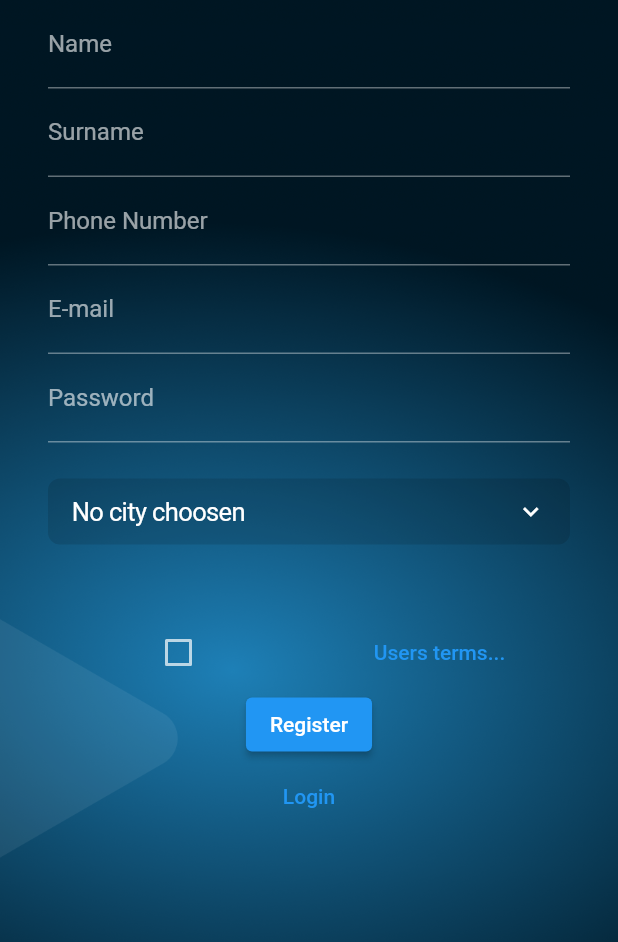
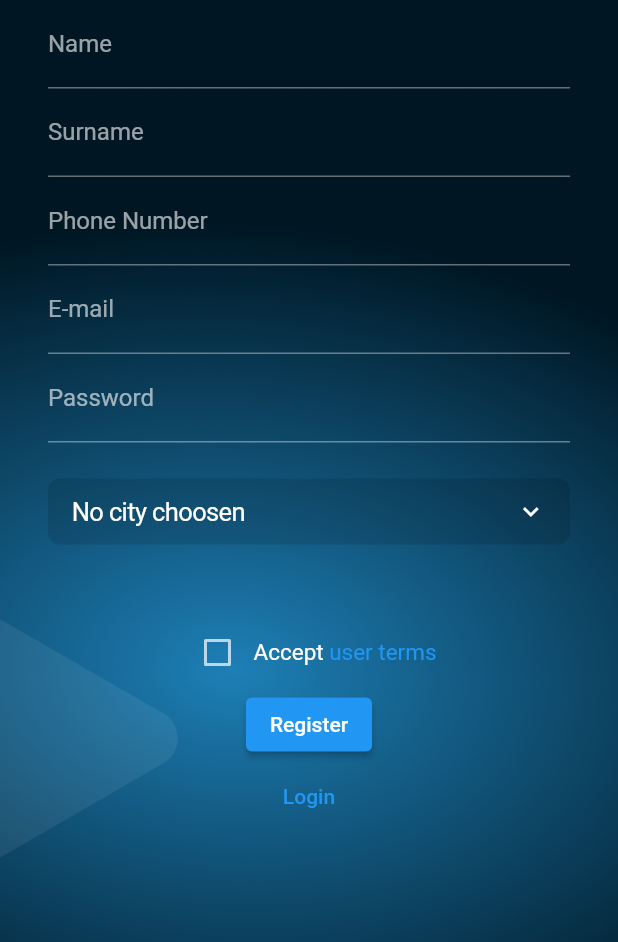
Before and after one commit to Covariancee/sertanV2, a Flutter app: the screen it shows after launch, after a tap on "Register", on a phone screen of 412 x 824 dp, the part 294-1236 px from its top. Run offline on Flutter 3.47's test engine with Material 2 defaults, Android fonts, the phone set to English and light mode, and no system bars; our stand-ins replace mask_text_input_formatter.

Commit message:
register controller edited && rich text added

```diff
--- a/lib/controller/function_controller.dart
+++ b/lib/controller/function_controller.dart
@@ -33,9 +33,8 @@ class FunctionProvider {
                     onPressed: () {
                       confirmFunc(value);
                       Navigator.of(context).pop();
-                      // cityProvider.setSelectedCity = cities[value];
 
-                      // cityProvider.setSelectedDistrict = districts[cityProvider.selectedCity]![value];
+
                     },
                     child: const Text("Confirm"),
                   )
--- a/lib/pages/register_page.dart
+++ b/lib/pages/register_page.dart
@@ -1,4 +1,5 @@
 import 'package:flutter/cupertino.dart';
+import 'package:flutter/gestures.dart';
 import 'package:flutter/material.dart';
 import 'package:provider/provider.dart';
 import 'package:sertan/city_and_district_list.dart';
@@ -76,15 +77,7 @@ class _RegisterPageViewState extends State<RegisterPageView> {
                             color: Colors.black12,
                             onPressed: () => FunctionProvider(
                               context: context,
-                              pickerText:
-                                  List<Widget>.generate(cities.length, (index) {
-                                return Center(
-                                  child: Text(
-                                    cities[index],
-                                    style: const TextStyle(fontSize: 20),
-                                  ),
-                                );
-                              }),
+                              pickerText: ListGenerate().GenerateList(cities),
                               confirmFunc: (value) {
                                 cityProvider.setSelectedCity = cities[value];
                               },
@@ -123,16 +116,8 @@ class _RegisterPageViewState extends State<RegisterPageView> {
                             ),
                             onPressed: () => FunctionProvider(
                               context: context,
-                              pickerText: List<Widget>.generate(
-                                  districts.length, (value) {
-                                return Center(
-                                  child: Text(
-                                    districts[cityProvider.selectedCity]![
-                                        value],
-                                    style: const TextStyle(fontSize: 20),
-                                  ),
-                                );
-                              }),
+                              pickerText: ListGenerate().GenerateList(
+                                  districts[cityProvider.selectedCity]!),
                               confirmFunc: (value) => cityProvider
                                       .setSelectedDistrict =
                                   districts[cityProvider.selectedCity]![value],
@@ -141,21 +126,32 @@ class _RegisterPageViewState extends State<RegisterPageView> {
                         ),
                         const SizedBox(height: 24),
                         Row(
+                          mainAxisAlignment: MainAxisAlignment.center,
                           children: [
-                            Expanded(
-                                child: Checkbox(
-                                    value: cityProvider.isAccepted,
-                                    onChanged: (value) {
-                                      cityProvider.termsAccepted(value!);
-                                    })),
-                            Expanded(
-                                child: TextButton(
-                              child: Text('Users terms...'),
-                              onPressed: () {
-                                Navigator.of(context).push(MaterialPageRoute(
-                                    builder: (context) => const TermsPage()));
-                              },
-                            )),
+                            Checkbox(
+                                value: cityProvider.isAccepted,
+                                onChanged: (value) {
+                                  cityProvider.termsAccepted(value!);
+                                }),
+                            RichText(
+                              text: TextSpan(
+                                text: 'Accept ',
+                                style: TextStyle(fontSize: 15),
+                                children: <TextSpan>[
+                                  TextSpan(
+                                    text: 'user terms',
+                                    style: TextStyle(color: Colors.blue),
+                                    recognizer: TapGestureRecognizer()
+                                      ..onTap = () {
+                                        Navigator.of(context).push(
+                                            MaterialPageRoute(
+                                                builder: (context) =>
+                                                    const TermsPage()));
+                                      },
+                                  ),
+                                ],
+                              ),
+                            ),
                           ],
                         ),
                         ElevatedButton(
```
Also changed, not shown: lib/controller/register_controller.dart (+17 -1 lines).
